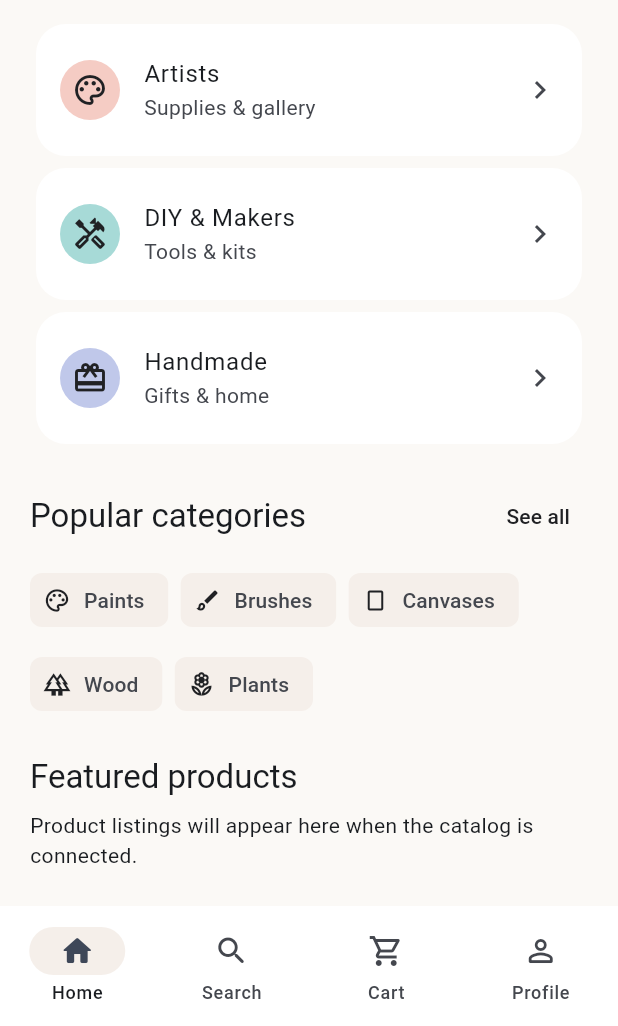
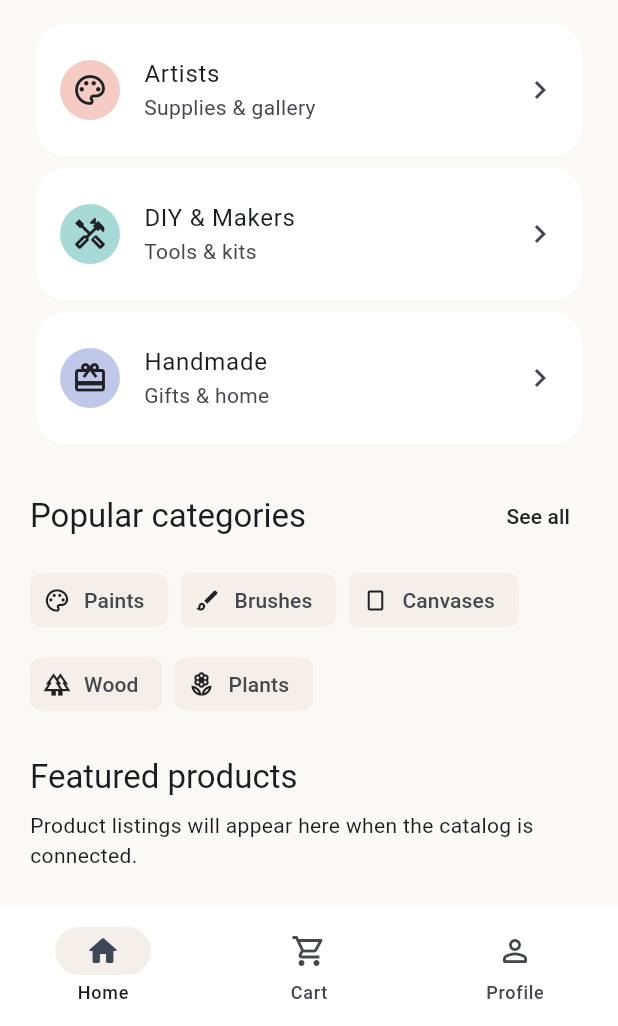
Before and after one commit to Dareen25/CreateHub, a Flutter app: the screen it shows after launch, scrolled down 256 dp, on a phone screen of 412 x 824 dp, the part 210-1236 px from its top. Run offline on Flutter 3.47's test engine with Material 3 defaults, Android fonts, the phone set to English and light mode, and no system bars; our stand-ins replace dio, equatable, flutter_secure_storage, get_it, go_router, image_picker and 1 more.

Commit message:
edition in initials files

```diff
--- a/lib/core/router/app_router.dart
+++ b/lib/core/router/app_router.dart
@@ -1,11 +1,10 @@
 import 'package:flutter/material.dart';
 import 'package:go_router/go_router.dart';
 
-import '../../features/cart/cart_screen.dart';
-import '../../features/home/home_screen.dart';
-import '../../features/profile/profile_screen.dart';
-import '../../features/search/search_screen.dart';
-import '../shared_widgets/app_bottom_navigation_bar.dart';
+import 'package:createhub/features/cart/presentation/view/cart_screen.dart';
+import 'package:createhub/features/home/presentation/view/home_screen.dart';
+import 'package:createhub/features/profile/presentation/view/profile_screen.dart';
+import 'package:createhub/core/shared_widgets/app_bottom_navigation_bar.dart';
 import 'nav_helper.dart';
 import 'route_path.dart';
 
@@ -28,10 +27,6 @@ abstract class AppRouter {
             builder: (context, state) => const HomeScreen(),
           ),
           GoRoute(
-            path: RoutePath.searchRoute,
-            builder: (context, state) => const SearchScreen(),
-          ),
-          GoRoute(
             path: RoutePath.cartRoute,
             builder: (context, state) => const CartScreen(),
           ),
--- a/lib/core/router/nav_helper.dart
+++ b/lib/core/router/nav_helper.dart
@@ -5,9 +5,8 @@ import 'route_path.dart';
 class NavHelper {
   static int getCurrentIndex(String location) {
     if (location == RoutePath.homeRoute) return 0;
-    if (location == RoutePath.searchRoute) return 1;
-    if (location == RoutePath.cartRoute) return 2;
-    if (location == RoutePath.profileRoute) return 3;
+    if (location == RoutePath.cartRoute) return 1;
+    if (location == RoutePath.profileRoute) return 2;
     return 0;
   }
 
@@ -17,12 +16,9 @@ class NavHelper {
         context.go(RoutePath.homeRoute);
         return;
       case 1:
-        context.go(RoutePath.searchRoute);
+        context.go(RoutePath.cartRoute);
         return;
       case 2:
-        context.go(RoutePath.cartRoute);
-        return;
-      case 3:
         context.go(RoutePath.profileRoute);
         return;
     }
--- a/lib/core/router/route_path.dart
+++ b/lib/core/router/route_path.dart
@@ -1,7 +1,6 @@
 abstract class RoutePath {
   static const String splashRoute = '/';
   static const String homeRoute = '/';
-  static const String searchRoute = '/search';
   static const String cartRoute = '/cart';
   static const String onBoardingRoute = '/onboarding';
   static const String profileRoute = '/profile';
--- a/lib/core/shared_widgets/app_bottom_navigation_bar.dart
+++ b/lib/core/shared_widgets/app_bottom_navigation_bar.dart
@@ -25,10 +25,6 @@ class AppBottomNavigationBar extends StatelessWidget {
           label: l10n.home,
         ),
         NavigationDestination(
-          icon: const Icon(Icons.search_rounded),
-          label: l10n.search,
-        ),
-        NavigationDestination(
           icon: const Icon(Icons.shopping_cart_outlined),
           selectedIcon: const Icon(Icons.shopping_cart_rounded),
           label: l10n.cart,
--- a/lib/core/shared_widgets/custom_buttom_navigation_bar.dart
+++ b/lib/core/shared_widgets/custom_buttom_navigation_bar.dart
@@ -1,4 +1,5 @@
 import 'package:flutter/material.dart';
+
 import '../constants/values_manager.dart';
 
 class CustomBottomNavigationBar extends StatelessWidget {
@@ -23,26 +24,13 @@ class CustomBottomNavigationBar extends StatelessWidget {
         unselectedItemColor: Theme.of(context).colorScheme.onPrimary,
         onTap: onTap,
         items: [
-          _buildNavItem(
-            context,
-            icon: Icons.home_outlined,
-            label: 'Home',
-          ),
-          _buildNavItem(
-            context,
-            icon: Icons.search,
-            label: 'Search',
-          ),
+          _buildNavItem(context, icon: Icons.home_outlined, label: 'Home'),
           _buildNavItem(
             context,
             icon: Icons.shopping_cart_outlined,
             label: 'Cart',
           ),
-          _buildNavItem(
-            context,
-            icon: Icons.person_outline,
-            label: 'Profile',
-          ),
+          _buildNavItem(context, icon: Icons.person_outline, label: 'Profile'),
         ],
       ),
     );
--- a/lib/features/cart/cart_screen.dart
+++ /dev/null
@@ -1,20 +0,0 @@
-import 'package:flutter/material.dart';
-
-import '../../core/shared_widgets/feature_placeholder.dart';
-import '../../l10n/generated/app_localizations.dart';
-
-class CartScreen extends StatelessWidget {
-  const CartScreen({super.key});
-
-  @override
-  Widget build(BuildContext context) {
-    final l10n = AppLocalizations.of(context)!;
-    return Scaffold(
-      appBar: AppBar(title: Text(l10n.cart)),
-      body: FeaturePlaceholder(
-        icon: Icons.shopping_cart_outlined,
-        message: l10n.cartPlaceholderMessage,
-      ),
-    );
-  }
-}
--- a/lib/features/home/home_screen.dart
+++ /dev/null
@@ -1,165 +0,0 @@
-import 'package:flutter/material.dart';
-
-import '../../core/constants/color_manager.dart';
-import '../../l10n/generated/app_localizations.dart';
-
-class HomeScreen extends StatelessWidget {
-  const HomeScreen({super.key});
-
-  @override
-  Widget build(BuildContext context) {
-    final colors = Theme.of(context).colorScheme;
-    final l10n = AppLocalizations.of(context)!;
-    final categories = [
-      (
-        l10n.artists,
-        l10n.artistsSubtitle,
-        Icons.palette_outlined,
-        AppColors.peach,
-      ),
-      (
-        l10n.diyMakers,
-        l10n.diyMakersSubtitle,
-        Icons.handyman_outlined,
-        AppColors.mint,
-      ),
-      (
-        l10n.handmade,
-        l10n.handmadeSubtitle,
-        Icons.card_giftcard,
-        AppColors.lavender,
-      ),
-    ];
-    return Scaffold(
-      appBar: AppBar(
-        title: Text(l10n.appTitle),
-        actions: [
-          IconButton(
-            tooltip: l10n.notifications,
-            onPressed: () {},
-            icon: const Icon(Icons.notifications_none_rounded),
-          ),
-        ],
-      ),
-      body: ListView(
-        padding: const EdgeInsets.fromLTRB(20, 8, 20, 24),
-        children: [
-          TextField(
-            decoration: InputDecoration(
-              hintText: l10n.searchHint,
-              prefixIcon: const Icon(Icons.search),
-              suffixIcon: IconButton(
-                tooltip: l10n.filters,
-                onPressed: () {},
-                icon: const Icon(Icons.tune_rounded),
-              ),
-            ),
-          ),
-          const SizedBox(height: 18),
-          Container(
-            padding: const EdgeInsets.all(22),
-            decoration: BoxDecoration(
-              color: AppColors.peach,
-              borderRadius: BorderRadius.circular(24),
-            ),
-            child: Column(
-              crossAxisAlignment: CrossAxisAlignment.start,
-              children: [
-                Text(
-                  l10n.heroTitle,
-                  style: Theme.of(context).textTheme.headlineMedium
-                      ?.copyWith(fontWeight: FontWeight.w700),
-                ),
-                const SizedBox(height: 6),
-                Text(
-                  l10n.heroDescription,
-                  style: Theme.of(context).textTheme.bodyMedium,
-                ),
-                const SizedBox(height: 16),
-                FilledButton(onPressed: () {}, child: Text(l10n.shopNow)),
-              ],
-            ),
-          ),
-          const SizedBox(height: 24),
-          Text(
-            l10n.exploreCreateHub,
-            style: Theme.of(context).textTheme.titleLarge,
-          ),
-          const SizedBox(height: 12),
-          for (final category in categories)
-            Card(
-              child: ListTile(
-                contentPadding: const EdgeInsets.symmetric(
-                  horizontal: 16,
-                  vertical: 8,
-                ),
-                leading: CircleAvatar(
-                  backgroundColor: category.$4,
-                  foregroundColor: AppColors.primary,
-                  child: Icon(category.$3),
-                ),
-                title: Text(category.$1),
-                subtitle: Text(category.$2),
-                trailing: Icon(
-                  Icons.chevron_right,
-                  color: colors.onSurfaceVariant,
-                ),
-                onTap: () {},
-              ),
-            ),
-          const SizedBox(height: 20),
-          Row(
-            mainAxisAlignment: MainAxisAlignment.spaceBetween,
-            children: [
-              Text(
-                l10n.popularCategories,
-                style: Theme.of(context).textTheme.titleLarge,
-              ),
-              TextButton(onPressed: () {}, child: Text(l10n.seeAll)),
-            ],
-          ),
-          const SizedBox(height: 8),
-          Wrap(
-            spacing: 8,
-            runSpacing: 8,
-            children: [
-              _CategoryChip(
-                label: l10n.paints,
-                icon: Icons.color_lens_outlined,
-              ),
-              _CategoryChip(label: l10n.brushes, icon: Icons.brush_outlined),
-              _CategoryChip(label: l10n.canvases, icon: Icons.crop_portrait),
-              _CategoryChip(label: l10n.wood, icon: Icons.forest_outlined),
-              _CategoryChip(
-                label: l10n.plants,
-                icon: Icons.local_florist_outlined,
-              ),
-            ],
-          ),
-          const SizedBox(height: 24),
-          Text(
-            l10n.featuredProducts,
-            style: Theme.of(context).textTheme.titleLarge,
-          ),
-          const SizedBox(height: 8),
-          Text(l10n.catalogPlaceholder),
-        ],
-      ),
-    );
-  }
-}
-
-class _CategoryChip extends StatelessWidget {
-  const _CategoryChip({required this.label, required this.icon});
-
-  final String label;
-  final IconData icon;
-
-  @override
-  Widget build(BuildContext context) => Chip(
-    avatar: Icon(icon, size: 18),
-    label: Text(label),
-    backgroundColor: AppColors.cream,
-    side: BorderSide.none,
-  );
-}
--- a/lib/features/profile/profile_screen.dart
+++ /dev/null
@@ -1,20 +0,0 @@
-import 'package:flutter/material.dart';
-
-import '../../core/shared_widgets/feature_placeholder.dart';
-import '../../l10n/generated/app_localizations.dart';
-
-class ProfileScreen extends StatelessWidget {
-  const ProfileScreen({super.key});
-
-  @override
-  Widget build(BuildContext context) {
-    final l10n = AppLocalizations.of(context)!;
-    return Scaffold(
-      appBar: AppBar(title: Text(l10n.profile)),
-      body: FeaturePlaceholder(
-        icon: Icons.person_outline_rounded,
-        message: l10n.profilePlaceholderMessage,
-      ),
-    );
-  }
-}
--- a/lib/features/search/search_screen.dart
+++ /dev/null
@@ -1,20 +0,0 @@
-import 'package:flutter/material.dart';
-
-import '../../core/shared_widgets/feature_placeholder.dart';
-import '../../l10n/generated/app_localizations.dart';
-
-class SearchScreen extends StatelessWidget {
-  const SearchScreen({super.key});
-
-  @override
-  Widget build(BuildContext context) {
-    final l10n = AppLocalizations.of(context)!;
-    return Scaffold(
-      appBar: AppBar(title: Text(l10n.search)),
-      body: FeaturePlaceholder(
-        icon: Icons.search_rounded,
-        message: l10n.searchPlaceholderMessage,
-      ),
-    );
-  }
-}
```
